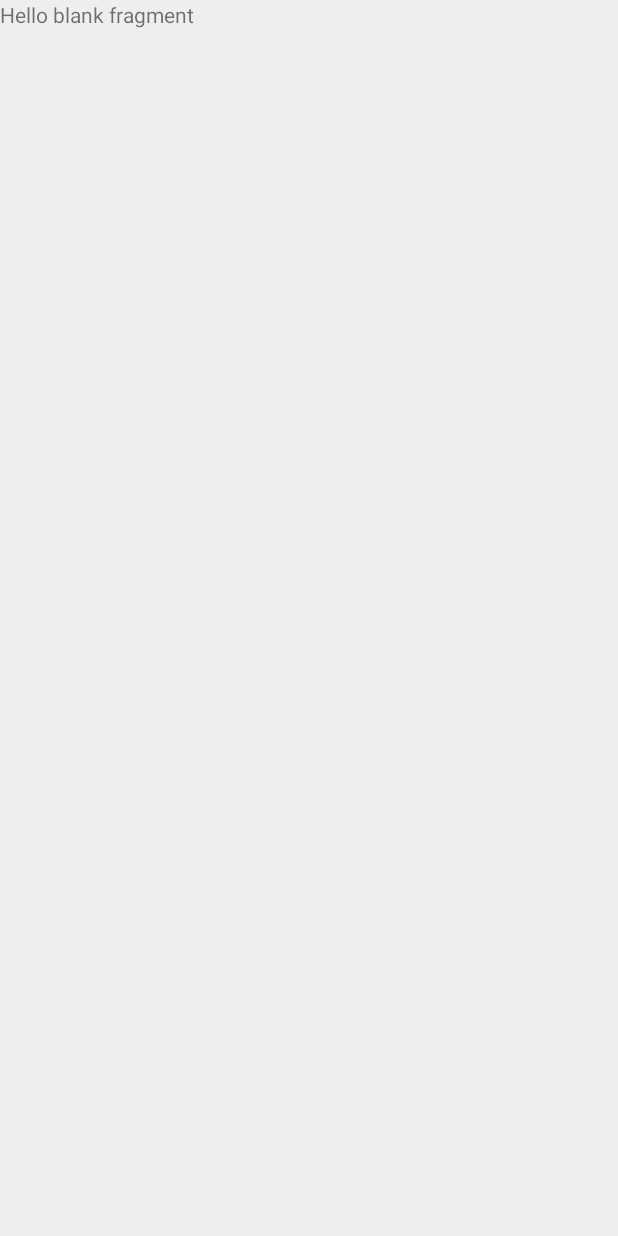
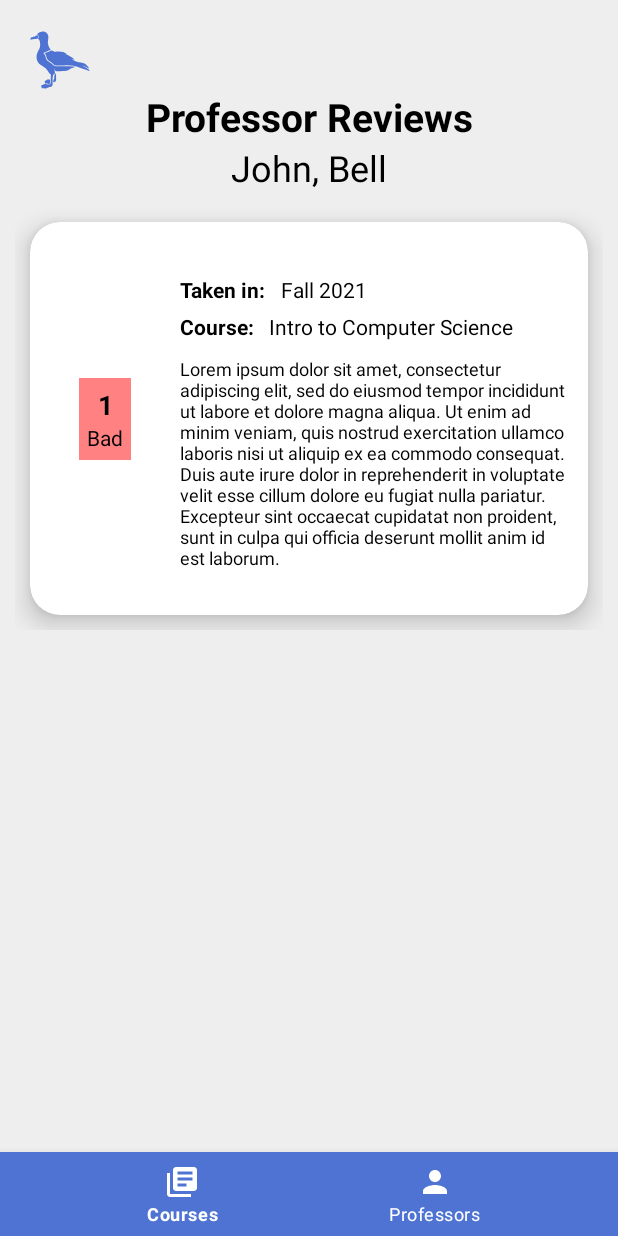
Before and after one commit to eleon23/AlbatrossConnect, an Android app: the ProfessorReviewFragment screen opened through its navigation route, on a phone screen of 412 x 824 dp. Before the commit the screen is almost empty. Run offline under Robolectric (Android 15) with nearby library versions, the phone set to English and light mode, and no system bars.

Commit message:
wrapped up professor flows

```diff
--- a/app/src/main/java/com/example/albatrossconnect/data/CourseDetails.kt
+++ b/app/src/main/java/com/example/albatrossconnect/data/CourseDetails.kt
@@ -21,7 +21,8 @@ data class Review(
     val rating: Int,
     val semester: String,
     val instructor: String,
-    val review: String
+    val review: String,
+    val course: String? = null
 )
 
 data class Professors(
--- a/app/src/main/java/com/example/albatrossconnect/fragments/ProfessorFlow/ProfessorDetailFragment.kt
+++ b/app/src/main/java/com/example/albatrossconnect/fragments/ProfessorFlow/ProfessorDetailFragment.kt
@@ -5,6 +5,7 @@ import androidx.fragment.app.Fragment
 import android.view.LayoutInflater
 import android.view.View
 import android.view.ViewGroup
+import androidx.navigation.findNavController
 import com.example.albatrossconnect.R
 import com.example.albatrossconnect.databinding.FragmentCourseDetailBinding
 import com.example.albatrossconnect.databinding.FragmentProfessorBinding
@@ -23,6 +24,16 @@ class ProfessorDetailFragment : Fragment() {
 
     override fun onViewCreated(view: View, savedInstanceState: Bundle?) {
         super.onViewCreated(view, savedInstanceState)
+        setUpOnClickListeners()
+    }
 
+    private fun setUpOnClickListeners() {
+        binding.professorReviews.setOnClickListener {
+            binding.root.findNavController().navigate(R.id.action_professorDetailFragment_to_professorReviewFragment)
+        }
+
+        binding.courses.setOnClickListener {
+            binding.root.findNavController().navigate(R.id.action_professorDetailFragment_to_courseFragment)
+        }
     }
 }
--- a/app/src/main/java/com/example/albatrossconnect/fragments/ProfessorFlow/ProfessorReviewFragment.kt
+++ b/app/src/main/java/com/example/albatrossconnect/fragments/ProfessorFlow/ProfessorReviewFragment.kt
@@ -5,56 +5,97 @@ import androidx.fragment.app.Fragment
 import android.view.LayoutInflater
 import android.view.View
 import android.view.ViewGroup
+import androidx.recyclerview.widget.LinearLayoutManager
+import androidx.recyclerview.widget.RecyclerView
 import com.example.albatrossconnect.R
+import com.example.albatrossconnect.data.Review
+import com.example.albatrossconnect.databinding.FragmentCourseReviewBinding
+import com.example.albatrossconnect.databinding.FragmentProfessorReviewBinding
+import com.example.albatrossconnect.databinding.ProfessorReviewItremBinding
+import com.example.albatrossconnect.databinding.ReviewItemBinding
+import com.example.albatrossconnect.fragments.CourseFlow.ReviewAdapter
 
-// TODO: Rename parameter arguments, choose names that match
-// the fragment initialization parameters, e.g. ARG_ITEM_NUMBER
-private const val ARG_PARAM1 = "param1"
-private const val ARG_PARAM2 = "param2"
-
-/**
- * A simple [Fragment] subclass.
- * Use the [ProfessorReviewFragment.newInstance] factory method to
- * create an instance of this fragment.
- */
 class ProfessorReviewFragment : Fragment() {
-    // TODO: Rename and change types of parameters
-    private var param1: String? = null
-    private var param2: String? = null
-
-    override fun onCreate(savedInstanceState: Bundle?) {
-        super.onCreate(savedInstanceState)
-        arguments?.let {
-            param1 = it.getString(ARG_PARAM1)
-            param2 = it.getString(ARG_PARAM2)
-        }
-    }
-
+    private lateinit var binding: FragmentProfessorReviewBinding
     override fun onCreateView(
         inflater: LayoutInflater, container: ViewGroup?,
         savedInstanceState: Bundle?
     ): View? {
-        // Inflate the layout for this fragment
-        return inflater.inflate(R.layout.fragment_professor_review, container, false)
+        binding = FragmentProfessorReviewBinding.inflate(inflater, container, false)
+        val view = binding.root
+        return view
     }
 
-    companion object {
-        /**
-         * Use this factory method to create a new instance of
-         * this fragment using the provided parameters.
-         *
-         * @param param1 Parameter 1.
-         * @param param2 Parameter 2.
-         * @return A new instance of fragment ProfessorReviewFragment.
-         */
-        // TODO: Rename and change types and number of parameters
-        @JvmStatic
-        fun newInstance(param1: String, param2: String) =
-            ProfessorReviewFragment().apply {
-                arguments = Bundle().apply {
-                    putString(ARG_PARAM1, param1)
-                    putString(ARG_PARAM2, param2)
+    override fun onViewCreated(view: View, savedInstanceState: Bundle?) {
+        super.onViewCreated(view, savedInstanceState)
+        setUpCourseTitle()
+        setUpRecyclerView()
+    }
+
+    //TODO Fetch arguments to set this
+    private fun setUpCourseTitle() {
+        binding.professorName.text = "John, Bell"
+    }
+
+    private fun setUpRecyclerView() {
+        binding.reviewsRecycler.apply {
+            layoutManager = LinearLayoutManager(context)
+            val adapter = ProfessorReviewAdapter(setUpMockData())
+            setAdapter(adapter)
+        }
+    }
+
+    private fun setUpMockData() : List<Review> {
+        return listOf(
+            Review(
+                1,
+                "Fall 2021",
+                "Dr. Dale Reed",
+                "Lorem ipsum dolor sit amet, consectetur adipiscing elit, sed do eiusmod tempor incididunt ut labore et dolore magna aliqua. Ut enim ad minim veniam, quis nostrud exercitation ullamco laboris nisi ut aliquip ex ea commodo consequat. Duis aute irure dolor in reprehenderit in voluptate velit esse cillum dolore eu fugiat nulla pariatur. Excepteur sint occaecat cupidatat non proident, sunt in culpa qui officia deserunt mollit anim id est laborum.",
+                "Intro to Computer Science"
+            )
+        )
+    }
+}
+
+class ProfessorReviewAdapter(private val data: List<Review>) :
+    RecyclerView.Adapter<ProfessorReviewAdapter.ViewHolder>() {
+    class ViewHolder(val binding: ProfessorReviewItremBinding) : RecyclerView.ViewHolder(binding.root)
+
+    override fun onCreateViewHolder(parent: ViewGroup, viewType: Int): ViewHolder {
+        val binding = ProfessorReviewItremBinding
+            .inflate(LayoutInflater.from(parent.context), parent, false)
+        return ViewHolder(binding)
+    }
+
+    override fun onBindViewHolder(holder: ViewHolder, position: Int) {
+        val studentReview = data[position]
+        holder.binding.apply {
+            rating.text = studentReview.rating.toString()
+
+            ratingSection.apply {
+                when (studentReview.rating) {
+                    in 4..5 -> {
+                        setBackgroundColor(context.getColor(R.color.green))
+                        ratingType.text = "Great"
+                    }
+                    in 2..3 -> {
+                        setBackgroundColor(context.getColor(R.color.yellow))
+                        ratingType.text = "Good"
+                    }
+                    else -> {
+                        setBackgroundColor(context.getColor(R.color.red))
+                        ratingType.text = "Bad"
+                    }
                 }
             }
+
+            takenValue.text = studentReview.semester
+            courseValue.text = studentReview.course
+            review.text = studentReview.review
+
+        }
     }
+
+    override fun getItemCount(): Int = data!!.size
 }
--- a/app/src/main/res/layout/fragment_professor_review.xml
+++ b/app/src/main/res/layout/fragment_professor_review.xml
@@ -1,14 +1,70 @@
 <?xml version="1.0" encoding="utf-8"?>
-<FrameLayout xmlns:android="http://schemas.android.com/apk/res/android"
+<androidx.constraintlayout.widget.ConstraintLayout xmlns:android="http://schemas.android.com/apk/res/android"
     xmlns:tools="http://schemas.android.com/tools"
     android:layout_width="match_parent"
     android:layout_height="match_parent"
-    tools:context=".fragments.ProfessorFlow.ProfessorReviewFragment">
+    xmlns:app="http://schemas.android.com/apk/res-auto"
+    tools:context=".fragments.CourseFlow.CoursePrerequisiteFragment">
 
-    <!-- TODO: Update blank fragment layout -->
+    <ImageView
+        android:id="@+id/title"
+        android:layout_width="wrap_content"
+        android:layout_height="wrap_content"
+        android:layout_margin="20dp"
+        app:layout_constraintStart_toStartOf="parent"
+        app:layout_constraintTop_toTopOf="parent"
+        android:src="@drawable/albatross_white"
+        app:tint="@color/blue" />
+
     <TextView
+        android:id="@+id/prerequisites"
         android:layout_width="match_parent"
-        android:layout_height="match_parent"
-        android:text="@string/hello_blank_fragment" />
+        android:layout_height="wrap_content"
+        android:text="Professor Reviews"
+        android:textAlignment="center"
+        android:textAppearance="@style/TextAppearance.AppCompat.Display1"
+        android:textColor="#000000"
+        android:textSize="26dp"
+        android:textStyle="bold"
+        app:layout_constraintEnd_toEndOf="parent"
+        app:layout_constraintStart_toStartOf="parent"
+        app:layout_constraintTop_toBottomOf="@id/title" />
 
-</FrameLayout>
+    <TextView
+        android:id="@+id/professor_name"
+        android:layout_width="match_parent"
+        android:layout_height="wrap_content"
+        android:text="John, Bell"
+        android:textAlignment="center"
+        android:textAppearance="@style/TextAppearance.AppCompat.Display1"
+        android:textColor="#000000"
+        android:textSize="24sp"
+        app:layout_constraintEnd_toEndOf="parent"
+        app:layout_constraintStart_toStartOf="parent"
+        app:layout_constraintTop_toBottomOf="@id/prerequisites" />
+
+    <androidx.recyclerview.widget.RecyclerView
+        android:id="@+id/reviews_recycler"
+        android:layout_width="match_parent"
+        android:layout_height="wrap_content"
+        app:layout_constraintStart_toStartOf="parent"
+        app:layout_constraintEnd_toEndOf="parent"
+        android:layout_margin="10dp"
+        app:layout_constraintTop_toBottomOf="@id/professor_name"
+        tools:listitem="@layout/professor_review_itrem"
+        tools:itemCount="3" />
+
+    <com.google.android.material.bottomnavigation.BottomNavigationView
+        android:id="@+id/bottom_navigation"
+        android:layout_width="match_parent"
+        android:layout_height="wrap_content"
+        android:layout_alignParentBottom="true"
+        android:background="@color/blue"
+        app:itemBackground="@color/blue"
+        app:itemIconTint="#fff"
+        app:itemTextColor="#fff"
+        app:layout_constraintStart_toStartOf="parent"
+        app:layout_constraintBottom_toBottomOf="parent"
+        app:menu="@menu/nav_menu"/>
+
+</androidx.constraintlayout.widget.ConstraintLayout>
--- /dev/null
+++ b/app/src/main/res/layout/professor_review_itrem.xml
@@ -0,0 +1,133 @@
+<?xml version="1.0" encoding="utf-8"?>
+<androidx.constraintlayout.widget.ConstraintLayout xmlns:android="http://schemas.android.com/apk/res/android"
+    xmlns:app="http://schemas.android.com/apk/res-auto"
+    android:layout_width="match_parent"
+    android:layout_height="wrap_content">
+
+    <androidx.cardview.widget.CardView
+        android:id="@+id/review_description"
+        android:layout_width="match_parent"
+        android:layout_height="wrap_content"
+        android:layout_margin="10dp"
+        android:clickable="true"
+        app:cardBackgroundColor="@color/white"
+        app:cardCornerRadius="20dp"
+        app:cardElevation="10dp"
+        app:cardMaxElevation="12dp"
+        app:layout_constraintEnd_toEndOf="parent"
+        app:layout_constraintStart_toStartOf="parent"
+        app:layout_constraintBottom_toBottomOf="parent"
+        app:layout_constraintTop_toTopOf="parent">
+
+        <androidx.constraintlayout.widget.ConstraintLayout
+            android:layout_width="match_parent"
+            android:layout_height="wrap_content"
+            android:layout_marginTop="30dp"
+            android:layout_marginBottom="30dp"
+            app:layout_constraintEnd_toEndOf="parent"
+            app:layout_constraintStart_toStartOf="parent"
+            app:layout_constraintTop_toTopOf="parent">
+
+            <androidx.appcompat.widget.LinearLayoutCompat
+                android:id="@+id/rating_section"
+                android:layout_width="wrap_content"
+                android:layout_height="wrap_content"
+                android:padding="5dp"
+                android:background="@color/green"
+                app:layout_constraintEnd_toStartOf="@id/guideline"
+                app:layout_constraintBottom_toBottomOf="parent"
+                app:layout_constraintStart_toStartOf="parent"
+                android:orientation="vertical"
+                app:layout_constraintTop_toTopOf="parent">
+
+                <TextView
+                    android:id="@+id/rating"
+                    android:layout_width="match_parent"
+                    android:layout_height="wrap_content"
+                    android:text="4.0"
+                    android:textAlignment="center"
+                    android:textAppearance="@style/TextAppearance.AppCompat.Medium"
+                    android:textColor="#000000"
+                    android:textStyle="bold" />
+                <TextView
+                    android:id="@+id/rating_type"
+                    android:layout_width="match_parent"
+                    android:layout_height="wrap_content"
+                    android:text="Good"
+                    android:textSize="14sp"
+                    android:textAppearance="@style/TextAppearance.AppCompat.Medium"
+                    android:textColor="#000000" />
+
+            </androidx.appcompat.widget.LinearLayoutCompat>
+
+            <TextView
+                android:id="@+id/taken_label"
+                android:layout_width="wrap_content"
+                android:layout_height="wrap_content"
+                android:layout_marginTop="5dp"
+                android:text="Taken in:"
+                android:textColor="#000000"
+                android:textStyle="bold"
+                app:layout_constraintStart_toEndOf="@id/guideline"
+                app:layout_constraintTop_toTopOf="parent" />
+
+            <TextView
+                android:id="@+id/taken_value"
+                android:layout_width="wrap_content"
+                android:layout_height="wrap_content"
+                android:layout_marginTop="5dp"
+                android:text="Fall 2019"
+                android:textColor="#000000"
+                android:layout_marginStart="10dp"
+                app:layout_constraintStart_toEndOf="@id/taken_label"
+                app:layout_constraintTop_toTopOf="parent" />
+
+            <TextView
+                android:id="@+id/course_label"
+                android:layout_width="wrap_content"
+                android:layout_height="wrap_content"
+                android:layout_marginTop="5dp"
+                android:text="Course:"
+                android:textColor="#000000"
+                android:textStyle="bold"
+                app:layout_constraintStart_toEndOf="@id/guideline"
+                app:layout_constraintTop_toBottomOf="@id/taken_label" />
+
+            <TextView
+                android:id="@+id/course_value"
+                android:layout_width="wrap_content"
+                android:layout_height="wrap_content"
+                android:layout_marginTop="5dp"
+                android:text="Intro to Computer Science"
+                android:layout_marginStart="10dp"
+                android:textColor="#000000"
+                app:layout_constraintStart_toEndOf="@id/course_label"
+                app:layout_constraintTop_toBottomOf="@id/taken_label" />
+
+
+            <TextView
+                android:id="@+id/review"
+                android:layout_width="0dp"
+                android:layout_height="wrap_content"
+                android:layout_marginTop="10dp"
+                android:layout_marginEnd="10dp"
+                android:text="Lorem ipsum dolor sit amet, consectetur adipiscing elit, sed do eiusmod tempor incididunt ut labore et dolore magna aliqua. Ut enim ad minim veniam, quis nostrud exercitation ullamco laboris nisi ut aliquip ex ea commodo consequat. Duis aute irure dolor in reprehenderit in voluptate velit esse cillum dolore eu fugiat nulla pariatur. Excepteur sint occaecat cupidatat non proident, sunt in culpa qui officia deserunt mollit anim id est laborum."
+                android:textColor="#000000"
+                app:layout_constraintStart_toEndOf="@id/guideline"
+                android:textSize="12sp"
+                app:layout_constraintEnd_toEndOf="parent"
+                app:layout_constraintTop_toBottomOf="@id/course_label" />
+
+
+            <androidx.constraintlayout.widget.Guideline
+                android:id="@+id/guideline"
+                android:layout_width="wrap_content"
+                android:layout_height="wrap_content"
+                app:layout_constraintGuide_begin="100dp"
+                android:orientation="vertical" />
+
+        </androidx.constraintlayout.widget.ConstraintLayout>
+
+    </androidx.cardview.widget.CardView>
+
+</androidx.constraintlayout.widget.ConstraintLayout>
```
